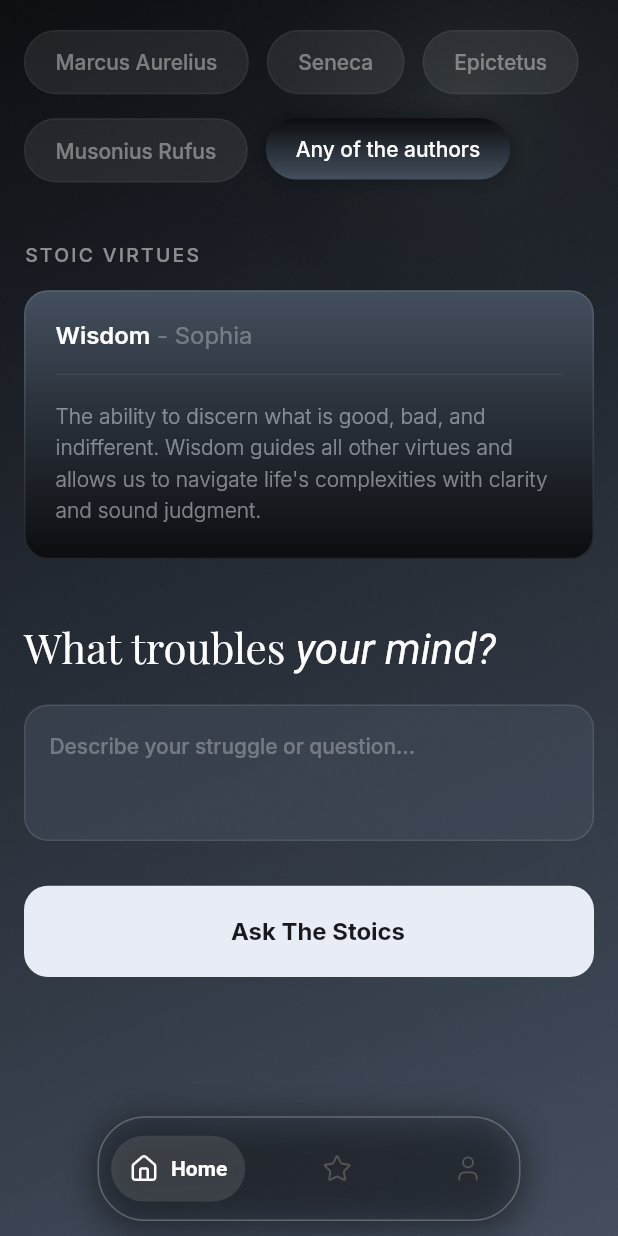
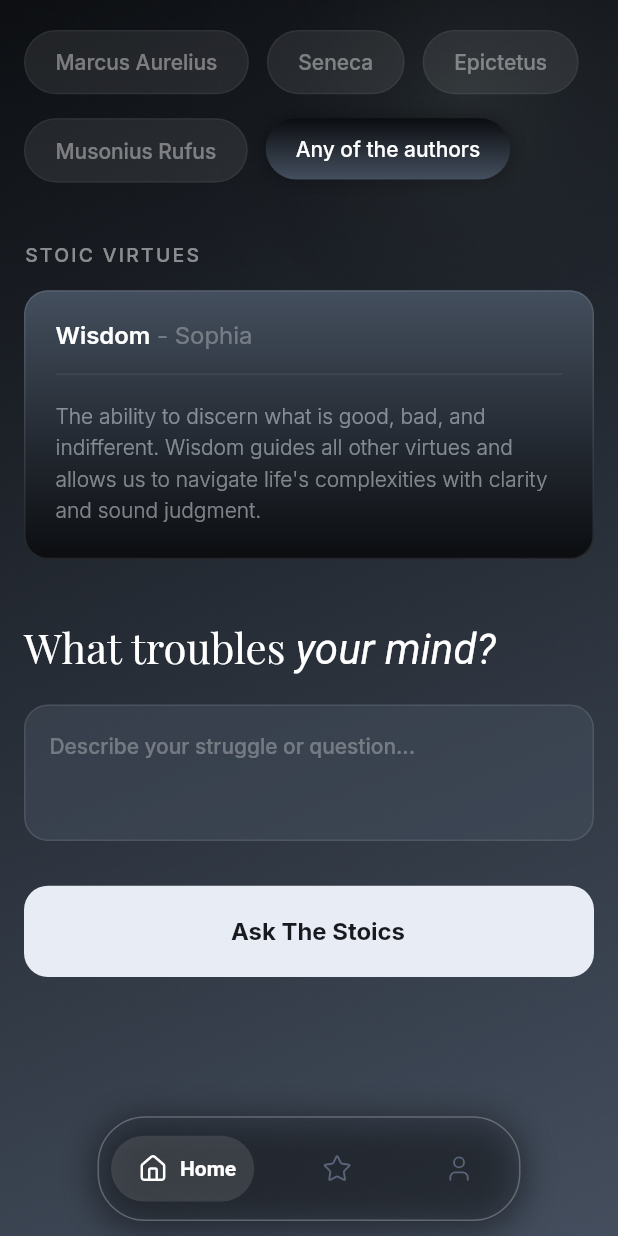
Before and after one commit to Webgenius0/nick_me_flutter, a Flutter app: the NavigationScreen screen opened by its route, on a phone screen of 412 x 824 dp. Run offline on Flutter 3.47's test engine with Material 3 defaults, Android fonts, the phone set to English and light mode, and no system bars; drawn by our look-alikes of auto_animated, google_nav_bar; our stand-ins replace dio, flutter_screenutil, flutter_svg, fluttertoast, get, get_it and 7 more; missing offline and left inert: dotlottie_loader; accounts and stored records are empty.

Commit message:
update bottomNavigationBar

```diff
--- a/lib/assets_helper/app_colors.dart
+++ b/lib/assets_helper/app_colors.dart
@@ -28,4 +28,5 @@ class AppColor {
   static const Color c444F5E = Color(0xFF444F5E);
   static const Color cC8D2E6 = Color(0xFFC8D2E6);
   static const Color cB4C3DC = Color(0xFFB4C3DC);
+  static const Color c5A6478 = Color(0xFF5A6478);
 }
--- a/lib/navigation_screen.dart
+++ b/lib/navigation_screen.dart
@@ -82,13 +82,16 @@ class _NavigationScreenState extends State<NavigationScreen> {
                     GButton(
                       padding: EdgeInsets.all(12.0),
                       margin: EdgeInsets.all(8.0),
-                      leading: SvgPicture.asset(
+                      leading: Padding(
+                        padding: EdgeInsets.only(left: 6.h),
+                        child: SvgPicture.asset(
                           AppIcons.home,
                           color: _currentIndex == 0
                               ? AppColor.cFFFFFF
-                            : AppColor.c555555,
+                              : AppColor.c5A6478,
                           height: 20.h,
                           width: 20.w,
+                        ),
                       ),
                       icon: Icons.home,
                       text: 'Home',
@@ -100,7 +103,7 @@ class _NavigationScreenState extends State<NavigationScreen> {
                         AppIcons.star,
                         color: _currentIndex == 1
                             ? AppColor.cFFFFFF
-                            : AppColor.c555555,
+                            : AppColor.c5A6478,
                         height: 20.h,
                         width: 20.w,
                       ),
@@ -110,13 +113,16 @@ class _NavigationScreenState extends State<NavigationScreen> {
                     GButton(
                       padding: EdgeInsets.all(12.0),
                       margin: EdgeInsets.all(12.0),
-                      leading: SvgPicture.asset(
+                      leading: Padding(
+                        padding: EdgeInsets.only(right: 6.h),
+                        child: SvgPicture.asset(
                           AppIcons.profile,
                           color: _currentIndex == 2
                               ? AppColor.cFFFFFF
-                            : AppColor.c555555,
+                              : AppColor.c5A6478,
                           height: 20.h,
                           width: 20.w,
+                        ),
                       ),
                       icon: Icons.home,
                       text: 'Profile',
```
Lines whose indentation alone changed are shown as unchanged.
